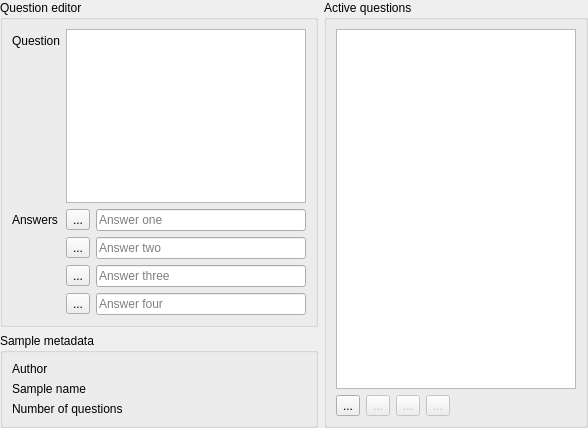
Above: src/templates/sample/sampleeditor.ui from yashpalsaini/BuildmLearn-Toolkit before the change. Below: the same form after it.
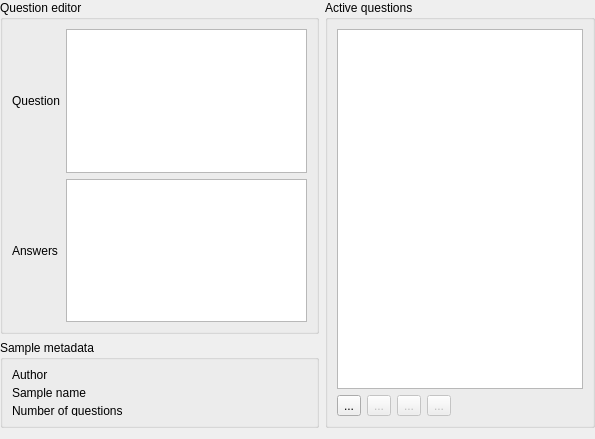
That is the form after the change. Custom widgets are drawn as their Qt base class.

Diff of the .ui file:
```diff
--- a/src/templates/sample/sampleeditor.ui
+++ b/src/templates/sample/sampleeditor.ui
@@ -1,51 +1,42 @@
 <?xml version="1.0" encoding="UTF-8"?>
 <ui version="4.0">
  <class>SampleEditor</class>
- <widget class="QWidget" name="SampleEditor">
-  <property name="geometry">
+ <widget class="QWidget" name="SampleEditor" >
+  <property name="geometry" >
    <rect>
     <x>0</x>
     <y>0</y>
-    <width>588</width>
-    <height>428</height>
+    <width>595</width>
+    <height>439</height>
    </rect>
   </property>
   <property name="windowTitle">
    <string>Form</string>
   </property>
-  <layout class="QGridLayout" name="gridLayout">
-   <property name="leftMargin">
-    <number>0</number>
+  <widget class="QGroupBox" name="m_groupQuestionEditor" >
+   <property name="geometry" >
+    <rect>
+     <x>0</x>
+     <y>0</y>
+     <width>319</width>
+     <height>334</height>
+    </rect>
    </property>
-   <property name="topMargin">
-    <number>0</number>
-   </property>
-   <property name="rightMargin">
-    <number>0</number>
-   </property>
-   <property name="bottomMargin">
-    <number>0</number>
-   </property>
-   <item row="0" column="0">
-    <widget class="QGroupBox" name="m_groupQuestionEditor">
-     <property name="title">
+   <property name="title" >
       <string>Question editor</string>
      </property>
-     <layout class="QFormLayout" name="formLayout">
-      <property name="fieldGrowthPolicy">
-       <enum>QFormLayout::AllNonFixedFieldsGrow</enum>
-      </property>
-      <item row="0" column="0">
-       <widget class="QLabel" name="label">
-        <property name="text">
+   <layout class="QGridLayout" >
+    <item row="0" column="0" >
+     <widget class="QLabel" name="label" >
+      <property name="text" >
          <string>Question</string>
         </property>
        </widget>
       </item>
-      <item row="0" column="1">
-       <widget class="MaxLengthTextEdit" name="m_txtQuestion">
-        <property name="sizePolicy">
-         <sizepolicy hsizetype="Expanding" vsizetype="Expanding">
+    <item row="0" column="1" >
+     <widget class="MaxLengthTextEdit" name="m_txtQuestion" >
+      <property name="sizePolicy" >
+       <sizepolicy vsizetype="Expanding" hsizetype="Expanding" >
           <horstretch>1</horstretch>
           <verstretch>1</verstretch>
          </sizepolicy>
@@ -56,109 +47,67 @@
         <property name="tabChangesFocus">
          <bool>true</bool>
         </property>
-        <property name="html">
-         <string>&lt;!DOCTYPE HTML PUBLIC &quot;-//W3C//DTD HTML 4.0//EN&quot; &quot;http://www.w3.org/TR/REC-html40/strict.dtd&quot;&gt;
-&lt;html&gt;&lt;head&gt;&lt;meta name=&quot;qrichtext&quot; content=&quot;1&quot; /&gt;&lt;style type=&quot;text/css&quot;&gt;
+      <property name="html" >
+       <string>&lt;html>&lt;head>&lt;meta name="qrichtext" content="1" />&lt;style type="text/css">
 p, li { white-space: pre-wrap; }
-&lt;/style&gt;&lt;/head&gt;&lt;body style=&quot; font-family:'MS Shell Dlg 2'; font-size:8.25pt; font-weight:400; font-style:normal;&quot;&gt;
-&lt;p style=&quot;-qt-paragraph-type:empty; margin-top:0px; margin-bottom:0px; margin-left:0px; margin-right:0px; -qt-block-indent:0; text-indent:0px; font-size:8pt;&quot;&gt;&lt;br /&gt;&lt;/p&gt;&lt;/body&gt;&lt;/html&gt;</string>
-        </property>
-        <property name="acceptRichText">
+&lt;/style>&lt;/head>&lt;body style=" font-family:'MS Shell Dlg 2'; font-size:8.25pt; font-weight:400; font-style:normal;">
+&lt;p style=" margin-top:0px; margin-bottom:0px; margin-left:0px; margin-right:0px; -qt-block-indent:0; text-indent:0px; font-size:8pt;">&lt;br />&lt;/p>&lt;/body>&lt;/html></string>
+      </property>
+      <property name="acceptRichText" >
          <bool>false</bool>
         </property>
        </widget>
       </item>
-      <item row="1" column="0">
-       <widget class="QLabel" name="label_2">
-        <property name="text">
+    <item row="1" column="0" >
+     <widget class="QLabel" name="label_2" >
+      <property name="text" >
          <string>Answers</string>
         </property>
        </widget>
       </item>
-      <item row="1" column="1">
-       <layout class="QHBoxLayout" name="horizontalLayout">
-        <item>
-         <widget class="PlainToolButton" name="m_btnAnswerOne">
-          <property name="text">
-           <string>...</string>
-          </property>
-         </widget>
-        </item>
-        <item>
-         <widget class="QLineEdit" name="m_txtAnswerOne">
-          <property name="placeholderText">
-           <string>Answer one</string>
-          </property>
-         </widget>
-        </item>
-       </layout>
-      </item>
-      <item row="2" column="1">
-       <layout class="QHBoxLayout" name="horizontalLayout_2">
-        <item>
-         <widget class="PlainToolButton" name="m_btnAnswerTwo">
-          <property name="text">
-           <string>...</string>
-          </property>
-         </widget>
-        </item>
-        <item>
-         <widget class="QLineEdit" name="m_txtAnswerTwo">
-          <property name="placeholderText">
-           <string>Answer two</string>
-          </property>
-         </widget>
-        </item>
-       </layout>
-      </item>
-      <item row="3" column="1">
-       <layout class="QHBoxLayout" name="horizontalLayout_3">
-        <item>
-         <widget class="PlainToolButton" name="m_btnAnswerThree">
-          <property name="text">
-           <string>...</string>
+    <item row="1" column="1" >
+     <widget class="MaxLengthTextEdit" name="m_txtAnswer" >
+      <property name="sizePolicy" >
+       <sizepolicy vsizetype="Expanding" hsizetype="Expanding" >
+        <horstretch>1</horstretch>
+        <verstretch>1</verstretch>
+       </sizepolicy>
+      </property>
+      <property name="horizontalScrollBarPolicy" >
+       <enum>Qt::ScrollBarAlwaysOff</enum>
+      </property>
+      <property name="tabChangesFocus" >
+       <bool>true</bool>
+      </property>
+      <property name="html" >
+       <string>&lt;html>&lt;head>&lt;meta name="qrichtext" content="1" />&lt;style type="text/css">
+p, li { white-space: pre-wrap; }
+&lt;/style>&lt;/head>&lt;body style=" font-family:'MS Shell Dlg 2'; font-size:8.25pt; font-weight:400; font-style:normal;">
+&lt;p style=" margin-top:0px; margin-bottom:0px; margin-left:0px; margin-right:0px; -qt-block-indent:0; text-indent:0px; font-size:8pt;">&lt;br />&lt;/p>&lt;/body>&lt;/html></string>
+      </property>
+      <property name="acceptRichText" >
+       <bool>false</bool>
           </property>
          </widget>
         </item>
-        <item>
-         <widget class="QLineEdit" name="m_txtAnswerThree">
-          <property name="placeholderText">
-           <string>Answer three</string>
-          </property>
-         </widget>
-        </item>
-       </layout>
-      </item>
-      <item row="4" column="1">
-       <layout class="QHBoxLayout" name="horizontalLayout_4">
-        <item>
-         <widget class="PlainToolButton" name="m_btnAnswerFour">
-          <property name="text">
-           <string>...</string>
-          </property>
-         </widget>
-        </item>
-        <item>
-         <widget class="QLineEdit" name="m_txtAnswerFour">
-          <property name="placeholderText">
-           <string>Answer four</string>
-          </property>
-         </widget>
-        </item>
-       </layout>
-      </item>
-     </layout>
-    </widget>
-   </item>
-   <item row="0" column="1" rowspan="2">
-    <widget class="QGroupBox" name="groupBox_2">
-     <property name="title">
+   </layout>
+  </widget>
+  <widget class="QGroupBox" name="groupBox_2" >
+   <property name="geometry" >
+    <rect>
+     <x>325</x>
+     <y>0</y>
+     <width>270</width>
+     <height>428</height>
+    </rect>
+   </property>
+   <property name="title" >
       <string>Active questions</string>
      </property>
-     <layout class="QGridLayout" name="gridLayout_2">
-      <item row="1" column="0">
-       <widget class="PlainToolButton" name="m_btnQuestionAdd">
-        <property name="toolTip">
+   <layout class="QGridLayout" >
+    <item row="1" column="0" >
+     <widget class="PlainToolButton" name="m_btnQuestionAdd" >
+      <property name="toolTip" >
          <string>Add new question.</string>
         </property>
         <property name="text">
@@ -172,9 +121,9 @@
         </property>
        </widget>
       </item>
-      <item row="1" column="3">
-       <widget class="PlainToolButton" name="m_btnQuestionDown">
-        <property name="enabled">
+    <item row="1" column="3" >
+     <widget class="PlainToolButton" name="m_btnQuestionDown" >
+      <property name="enabled" >
          <bool>false</bool>
         </property>
         <property name="toolTip">
@@ -191,9 +140,9 @@
         </property>
        </widget>
       </item>
-      <item row="1" column="1">
-       <widget class="PlainToolButton" name="m_btnQuestionRemove">
-        <property name="enabled">
+    <item row="1" column="1" >
+     <widget class="PlainToolButton" name="m_btnQuestionRemove" >
+      <property name="enabled" >
          <bool>false</bool>
         </property>
         <property name="toolTip">
@@ -210,9 +159,9 @@
         </property>
        </widget>
       </item>
-      <item row="1" column="2">
-       <widget class="PlainToolButton" name="m_btnQuestionUp">
-        <property name="enabled">
+    <item row="1" column="2" >
+     <widget class="PlainToolButton" name="m_btnQuestionUp" >
+      <property name="enabled" >
          <bool>false</bool>
         </property>
         <property name="toolTip">
@@ -229,12 +178,12 @@
         </property>
        </widget>
       </item>
-      <item row="1" column="4">
-       <spacer name="horizontalSpacer">
-        <property name="orientation">
+    <item row="1" column="4" >
+     <spacer>
+      <property name="orientation" >
          <enum>Qt::Horizontal</enum>
         </property>
-        <property name="sizeHint" stdset="0">
+      <property name="sizeHint" >
          <size>
           <width>40</width>
           <height>20</height>
@@ -242,10 +191,10 @@
         </property>
        </spacer>
       </item>
-      <item row="0" column="0" colspan="5">
-       <widget class="QListWidget" name="m_listQuestions">
-        <property name="sizePolicy">
-         <sizepolicy hsizetype="Expanding" vsizetype="Expanding">
+    <item row="0" column="0" colspan="5" >
+     <widget class="QListWidget" name="m_listQuestions" >
+      <property name="sizePolicy" >
+       <sizepolicy vsizetype="Expanding" hsizetype="Expanding" >
           <horstretch>1</horstretch>
           <verstretch>0</verstretch>
          </sizepolicy>
@@ -257,54 +206,55 @@
       </item>
      </layout>
     </widget>
-   </item>
-   <item row="1" column="0">
-    <widget class="QGroupBox" name="groupBox_3">
-     <property name="title">
+  <widget class="QGroupBox" name="groupBox_3" >
+   <property name="geometry" >
+    <rect>
+     <x>0</x>
+     <y>340</y>
+     <width>319</width>
+     <height>88</height>
+    </rect>
+   </property>
+   <property name="title" >
       <string>Sample metadata</string>
      </property>
-     <layout class="QFormLayout" name="formLayout_2">
-      <property name="fieldGrowthPolicy">
-       <enum>QFormLayout::AllNonFixedFieldsGrow</enum>
-      </property>
-      <item row="0" column="0">
-       <widget class="QLabel" name="label_3">
-        <property name="text">
+   <layout class="QGridLayout" >
+    <item row="0" column="0" >
+     <widget class="QLabel" name="label_3" >
+      <property name="text" >
          <string>Author</string>
         </property>
        </widget>
       </item>
-      <item row="0" column="1">
-       <widget class="LineEditWithStatus" name="m_txtAuthor" native="true"/>
-      </item>
-      <item row="1" column="0">
-       <widget class="QLabel" name="label_4">
-        <property name="text">
+    <item row="0" column="1" >
+     <widget class="LineEditWithStatus" native="1" name="m_txtAuthor" />
+    </item>
+    <item row="1" column="0" >
+     <widget class="QLabel" name="label_4" >
+      <property name="text" >
          <string>Sample name</string>
         </property>
        </widget>
       </item>
-      <item row="1" column="1">
-       <widget class="LineEditWithStatus" name="m_txtName" native="true"/>
-      </item>
-      <item row="2" column="0">
-       <widget class="QLabel" name="label_5">
-        <property name="text">
+    <item row="1" column="1" >
+     <widget class="LineEditWithStatus" native="1" name="m_txtName" />
+    </item>
+    <item row="2" column="0" >
+     <widget class="QLabel" name="label_5" >
+      <property name="text" >
          <string>Number of questions</string>
         </property>
        </widget>
       </item>
-      <item row="2" column="1">
-       <widget class="LineEditWithStatus" name="m_txtNumberOfQuestions" native="true">
-        <property name="enabled">
+    <item row="2" column="1" >
+     <widget class="LineEditWithStatus" native="1" name="m_txtNumberOfQuestions" >
+      <property name="enabled" >
          <bool>true</bool>
         </property>
        </widget>
       </item>
      </layout>
     </widget>
-   </item>
-  </layout>
  </widget>
  <customwidgets>
   <customwidget>
```
Left out of the diff: 33 changed lines with no effect on the pictures. Lines whose indentation alone changed are shown as unchanged.
